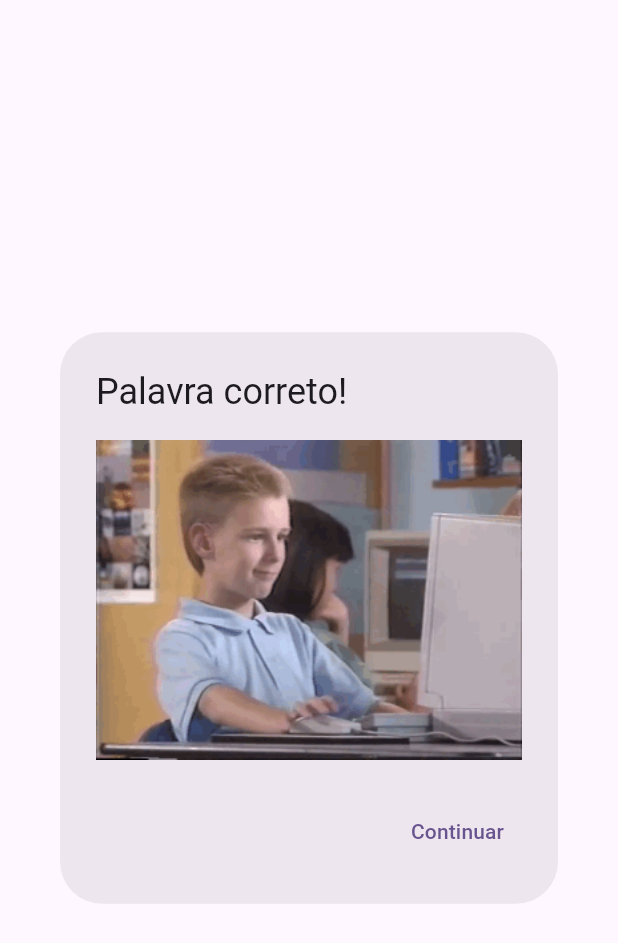
After one commit to johnoliveira97/gartic_with_flutter, a Flutter app: the SucessoWidget screen opened by its route, on a phone screen of 412 x 824 dp. The commit adds this screen. Shown: the top 943 px of the screen. Run offline on Flutter 3.47's test engine with Material 2 defaults, Android fonts, the phone set to English and light mode, and no system bars.

Commit message:
feature(Sucesso): criação da tela de sucesso

```diff
--- a/lib/main.dart
+++ b/lib/main.dart
@@ -1,6 +1,7 @@
 import 'package:flutter/material.dart';
 import 'package:gartic_with_flutter/screens/draw.dart';
 import 'package:gartic_with_flutter/screens/game.dart';
+import 'package:gartic_with_flutter/screens/sucesso.dart';
 
 void main() {
   runApp(const GarticApp());
@@ -19,6 +20,7 @@ class GarticApp extends StatelessWidget {
       ),
       initialRoute: '/',
       routes: {
+        '/success': (context) => const SucessoWidget(),
         '/': (context) => const GameWidget(),
         '/draw': (context) => const DrawWidget(),
       },
--- /dev/null
+++ b/lib/screens/sucesso.dart
@@ -0,0 +1,27 @@
+import 'package:flutter/material.dart';
+
+class SucessoWidget extends StatefulWidget {
+  const SucessoWidget({super.key});
+
+  @override
+  State<SucessoWidget> createState() => _SucessoWidgetState();
+}
+
+class _SucessoWidgetState extends State<SucessoWidget> {
+  @override
+  Widget build(BuildContext context) {
+    return Scaffold(
+        body: AlertDialog(
+      title: Text('Palavra correto!'),
+      content: Image.asset(
+        'images/5SM.gif',
+      ),
+      actions: <Widget>[
+        TextButton(
+          onPressed: () => Navigator.pushNamed(context, '/draw'),
+          child: const Text('Continuar'),
+        ),
+      ],
+    ));
+  }
+}
--- a/pubspec.yaml
+++ b/pubspec.yaml
@@ -59,8 +59,8 @@ flutter:
   uses-material-design: true
 
   # To add assets to your application, add an assets section, like this:
-  # assets:
-  #   - images/a_dot_burr.jpeg
+  assets:
+    - images/5SM.gif
   #   - images/a_dot_ham.jpeg
 
   # An image asset can refer to one or more resolution-specific "variants", see
```
Also changed, not shown: images/5SM.gif (added).
